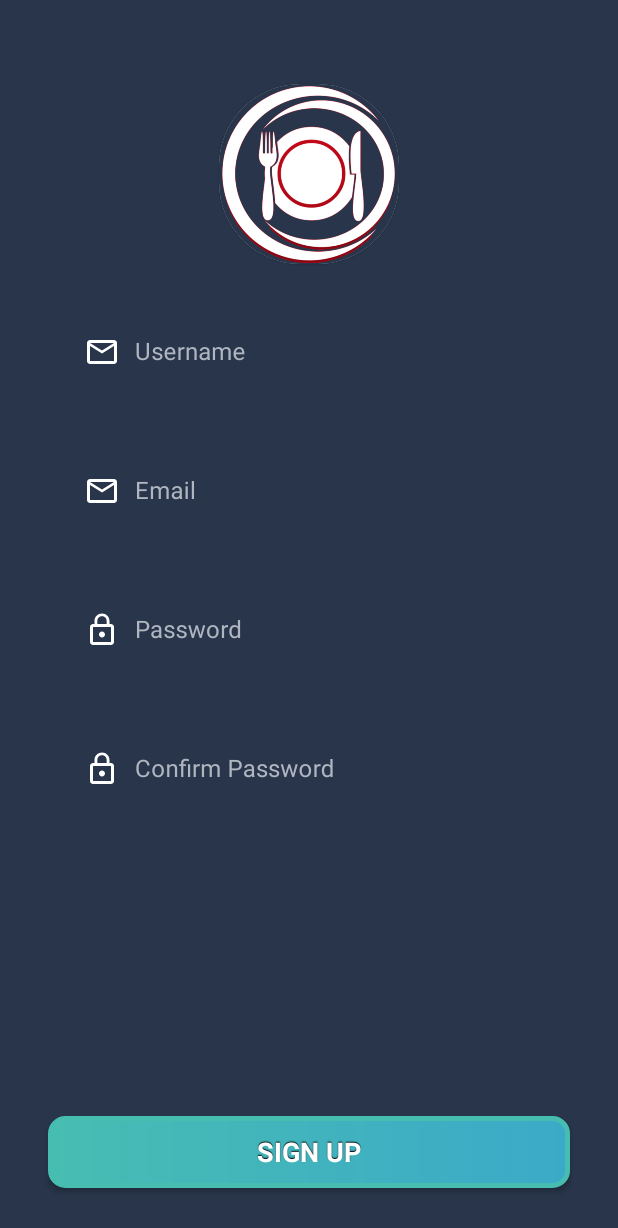
After one commit to andrea07021981/SaveTheFood, an Android app: the SignUpFragment screen opened through its navigation route, on a phone screen of 412 x 824 dp. The commit adds this screen. Shown: the top 1228 px of the screen. Run offline under Robolectric (Android 15) with nearby library versions, the phone set to English and light mode, and no system bars; our stand-ins replace data binding; 2 statements that could not run were skipped.

Commit message:
Sign Up first step

```diff
--- a/app/build.gradle
+++ b/app/build.gradle
@@ -53,6 +53,9 @@ dependencies {
     implementation "android.arch.navigation:navigation-fragment-ktx:$version_navigation"
     implementation "android.arch.navigation:navigation-ui-ktx:$version_navigation"
 
+    //Cards
+    implementation 'androidx.cardview:cardview:1.0.0'
+
     // Testing
     testImplementation "junit:junit:$version_junit"
     androidTestImplementation "androidx.test.ext:junit:$version_junit_test"
--- a/app/src/main/java/com/example/savethefood/login/LoginAuthenticationStates.kt
+++ b/app/src/main/java/com/example/savethefood/constants/LoginAuthenticationStates.kt
@@ -1,4 +1,4 @@
-package com.example.savethefood.login
+package com.example.savethefood.constants
 
 sealed class LoginAuthenticationStates
 
--- /dev/null
+++ b/app/src/main/java/com/example/savethefood/local/domain/models.kt
@@ -0,0 +1,6 @@
+package com.example.savethefood.local.domain
+
+//User
+data class User(val username: String,
+                 val email: String,
+                 val password: String)
--- /dev/null
+++ b/app/src/main/java/com/example/savethefood/ui/SignUpFragment.kt
@@ -0,0 +1,29 @@
+package com.example.savethefood.ui
+
+import android.os.Bundle
+import android.view.LayoutInflater
+import android.view.View
+import android.view.ViewGroup
+import androidx.fragment.app.Fragment
+import androidx.lifecycle.ViewModelProviders
+import com.example.savethefood.databinding.FragmentSignupBinding
+import com.example.savethefood.viewmodel.SignUpViewModel
+
+class SignUpFragment : Fragment() {
+
+    private val signUpViewModel: SignUpViewModel by lazy {
+        ViewModelProviders.of(this).get(SignUpViewModel::class.java)
+    }
+
+    override fun onCreateView(
+        inflater: LayoutInflater,
+        container: ViewGroup?,
+        savedInstanceState: Bundle?
+    ): View? {
+        val databinding = FragmentSignupBinding.inflate(inflater)
+        databinding.signupViewModel = signUpViewModel
+        databinding.lifecycleOwner = this
+
+        return databinding.root
+    }
+}
--- a/app/src/main/java/com/example/savethefood/login/SplashFragment.kt
+++ b/app/src/main/java/com/example/savethefood/ui/SplashFragment.kt
@@ -1,4 +1,4 @@
-package com.example.savethefood.login
+package com.example.savethefood.ui
 
 import android.os.Bundle
 import android.view.LayoutInflater
@@ -12,6 +12,7 @@ import androidx.navigation.fragment.FragmentNavigatorExtras
 import androidx.navigation.fragment.findNavController
 import com.example.savethefood.R
 import com.example.savethefood.databinding.FragmentSplashBinding
+import com.example.savethefood.viewmodel.SplashViewModel
 
 class SplashFragment : Fragment() {
 
--- a/app/src/main/java/com/example/savethefood/login/LoginBindingUtils.kt
+++ b/app/src/main/java/com/example/savethefood/util/LoginBindingUtils.kt
@@ -1,4 +1,4 @@
-package com.example.savethefood.login
+package com.example.savethefood.util
 
 import android.content.res.Resources
 import android.text.Layout
--- a/app/src/main/java/com/example/savethefood/login/SplashViewModel.kt
+++ b/app/src/main/java/com/example/savethefood/viewmodel/SplashViewModel.kt
@@ -1,4 +1,4 @@
-package com.example.savethefood.login
+package com.example.savethefood.viewmodel
 
 import android.os.CountDownTimer
 import androidx.lifecycle.LiveData
--- /dev/null
+++ b/app/src/main/res/anim/slide_in_right.xml
@@ -0,0 +1,5 @@
+<?xml version="1.0" encoding="utf-8"?>
+<translate xmlns:android="http://schemas.android.com/apk/res/android"
+    android:fromXDelta="100%"
+    android:toXDelta="0%"
+    android:duration="500" />
--- /dev/null
+++ b/app/src/main/res/anim/slide_out_left.xml
@@ -0,0 +1,5 @@
+<?xml version="1.0" encoding="utf-8"?>
+<translate xmlns:android="http://schemas.android.com/apk/res/android"
+    android:fromXDelta="0%"
+    android:toXDelta="-100%"
+    android:duration="500"/>
--- /dev/null
+++ b/app/src/main/res/layout/fragment_signup.xml
@@ -0,0 +1,182 @@
+<?xml version="1.0" encoding="utf-8"?>
+<layout xmlns:android="http://schemas.android.com/apk/res/android"
+    xmlns:tools="http://schemas.android.com/tools"
+    xmlns:app="http://schemas.android.com/apk/res-auto">
+    <!-- Data to make available to the XML via data binding. In this case,
+         the whole ViewModel, so that we can access the LiveData,
+         click handlers, and state variables. -->
+    <data>
+        <variable
+            name="signupViewModel"
+            type="com.example.savethefood.viewmodel.SignUpViewModel" />
+    </data>
+
+    <androidx.constraintlayout.widget.ConstraintLayout
+        android:layout_width="match_parent"
+        android:layout_height="match_parent"
+        tools:context=".ui.SplashFragment"
+        android:background="@color/colorPrimary">
+
+        <com.google.android.material.card.MaterialCardView
+            android:id="@+id/profile_cardview"
+            android:layout_width="120dp"
+            android:layout_height="120dp"
+            android:layout_marginTop="56dp"
+            app:layout_constraintEnd_toEndOf="parent"
+            app:layout_constraintStart_toStartOf="parent"
+            app:layout_constraintTop_toTopOf="parent"
+            app:cardCornerRadius="54dp">
+
+            <ImageView
+                android:id="@+id/chef_imageview"
+                android:layout_width="match_parent"
+                android:layout_height="match_parent"
+                android:scaleType="centerCrop"
+                android:transitionName="chef_imageview"
+                android:src="@drawable/food"/>
+        </com.google.android.material.card.MaterialCardView>
+
+
+        <LinearLayout
+            android:id="@+id/linearLayout"
+            android:layout_width="0dp"
+            android:layout_height="0dp"
+            android:layout_marginStart="32dp"
+            android:layout_marginTop="16dp"
+            android:layout_marginEnd="32dp"
+            android:layout_marginBottom="56dp"
+            android:elevation="@dimen/cardview_compat_inset_shadow"
+            android:orientation="vertical"
+            app:layout_constraintBottom_toTopOf="@+id/button"
+            app:layout_constraintEnd_toEndOf="parent"
+            app:layout_constraintHorizontal_bias="0.0"
+            app:layout_constraintStart_toStartOf="parent"
+            app:layout_constraintTop_toBottomOf="@+id/profile_cardview">
+
+            <com.google.android.material.textfield.TextInputLayout
+                android:id="@+id/layoutUsername"
+                style="@style/Widget.MaterialComponents.TextInputLayout.OutlinedBox"
+                android:layout_width="match_parent"
+                android:layout_height="wrap_content"
+                android:layout_marginStart="8dp"
+                android:layout_marginTop="8dp"
+                android:layout_marginEnd="8dp"
+                android:textColorHint="@color/colorAccent"
+                app:boxStrokeColor="@color/colorAccent"
+                app:errorEnabled="true"
+                app:layout_constraintEnd_toEndOf="parent"
+                app:layout_constraintStart_toStartOf="parent"
+                app:layout_constraintTop_toTopOf="parent">
+
+                <com.google.android.material.textfield.TextInputEditText
+                    android:id="@+id/etUsername"
+                    android:layout_width="match_parent"
+                    android:layout_height="wrap_content"
+                    android:drawableLeft="@drawable/email_white_24dp"
+                    android:drawablePadding="10dp"
+                    android:hint="Username"
+                    android:singleLine="true"
+                    android:textColor="@color/colorAccent"
+                    android:text="@{signupViewModel.userName}"/>
+            </com.google.android.material.textfield.TextInputLayout>
+
+            <com.google.android.material.textfield.TextInputLayout
+                android:id="@+id/layoutEmail"
+                style="@style/Widget.MaterialComponents.TextInputLayout.OutlinedBox"
+                android:layout_width="match_parent"
+                android:layout_height="wrap_content"
+                android:layout_marginStart="8dp"
+                android:layout_marginTop="8dp"
+                android:layout_marginEnd="8dp"
+                android:textColorHint="@color/colorAccent"
+                app:boxStrokeColor="@color/colorAccent"
+                app:errorEnabled="true"
+                app:layout_constraintEnd_toEndOf="parent"
+                app:layout_constraintStart_toStartOf="parent"
+                app:layout_constraintTop_toTopOf="parent">
+
+                <com.google.android.material.textfield.TextInputEditText
+                    android:id="@+id/etEmail"
+                    android:layout_width="match_parent"
+                    android:layout_height="wrap_content"
+                    android:drawableLeft="@drawable/email_white_24dp"
+                    android:drawablePadding="10dp"
+                    android:hint="Email"
+                    android:inputType="textEmailAddress"
+                    android:singleLine="true"
+                    android:textColor="@color/colorAccent" />
+            </com.google.android.material.textfield.TextInputLayout>
+
+            <com.google.android.material.textfield.TextInputLayout
+                android:id="@+id/layoutPassword"
+                style="@style/Widget.MaterialComponents.TextInputLayout.OutlinedBox"
+                android:layout_width="match_parent"
+                android:layout_height="wrap_content"
+                android:layout_marginStart="8dp"
+                android:layout_marginTop="8dp"
+                android:layout_marginEnd="8dp"
+                android:textColorHint="@color/colorAccent"
+                app:boxStrokeColor="@color/colorAccent"
+                app:errorEnabled="true"
+                app:layout_constraintEnd_toEndOf="parent"
+                app:layout_constraintStart_toStartOf="parent"
+                app:layout_constraintTop_toBottomOf="@+id/layoutEmail">
+
+                <com.google.android.material.textfield.TextInputEditText
+                    android:id="@+id/etPassword"
+                    android:layout_width="match_parent"
+                    android:layout_height="wrap_content"
+                    android:drawableLeft="@drawable/lock_white_24dp"
+                    android:drawablePadding="10dp"
+                    android:hint="Password"
+                    android:inputType="textPassword"
+                    android:singleLine="true"
+                    android:textColor="@color/colorAccent" />
+            </com.google.android.material.textfield.TextInputLayout>
+
+            <com.google.android.material.textfield.TextInputLayout
+                android:id="@+id/layoutConfirmPassword"
+                style="@style/Widget.MaterialComponents.TextInputLayout.OutlinedBox"
+                android:layout_width="match_parent"
+                android:layout_height="wrap_content"
+                android:layout_marginStart="8dp"
+                android:layout_marginTop="8dp"
+                android:layout_marginEnd="8dp"
+                android:textColorHint="@color/colorAccent"
+                app:boxStrokeColor="@color/colorAccent"
+                app:errorEnabled="true"
+                app:layout_constraintEnd_toEndOf="parent"
+                app:layout_constraintStart_toStartOf="parent"
+                app:layout_constraintTop_toBottomOf="@+id/layoutEmail">
+
+                <com.google.android.material.textfield.TextInputEditText
+                    android:id="@+id/etConfirmPassword"
+                    android:layout_width="match_parent"
+                    android:layout_height="wrap_content"
+                    android:drawableLeft="@drawable/lock_white_24dp"
+                    android:drawablePadding="10dp"
+                    android:hint="Confirm Password"
+                    android:imeOptions="actionDone"
+                    android:inputType="textPassword"
+                    android:singleLine="true"
+                    android:textColor="@color/colorAccent" />
+            </com.google.android.material.textfield.TextInputLayout>
+        </LinearLayout>
+
+        <Button
+            android:id="@+id/button"
+            style="@style/button"
+            android:layout_width="0dp"
+            android:layout_height="wrap_content"
+            android:layout_marginStart="32dp"
+            android:layout_marginEnd="32dp"
+            android:layout_marginBottom="32dp"
+            android:text="@string/sign_up"
+            app:layout_constraintBottom_toBottomOf="parent"
+            app:layout_constraintEnd_toEndOf="parent"
+            app:layout_constraintHorizontal_bias="0.0"
+            app:layout_constraintStart_toStartOf="parent"
+            android:onClick="@{() -> signupViewModel.checkInfo()}"/>
+
+    </androidx.constraintlayout.widget.ConstraintLayout>
+</layout>
--- a/app/src/main/res/layout/fragment_splash.xml
+++ b/app/src/main/res/layout/fragment_splash.xml
@@ -8,13 +8,13 @@
     <data>
         <variable
             name="splashViewModel"
-            type="com.example.savethefood.login.SplashViewModel" />
+            type="com.example.savethefood.viewmodel.SplashViewModel" />
     </data>
 
     <androidx.constraintlayout.widget.ConstraintLayout
         android:layout_width="match_parent"
         android:layout_height="match_parent"
-        tools:context=".login.SplashFragment"
+        tools:context=".ui.SplashFragment"
         android:background="@color/colorPrimary">
 
         <ImageView
--- a/app/src/main/res/values/strings.xml
+++ b/app/src/main/res/values/strings.xml
@@ -1,4 +1,5 @@
 <resources>
     <string name="app_name">Save The Food</string>
     <string name="log_in">LOG IN</string>
+    <string name="sign_up">SIGN UP</string>
 </resources>
--- a/app/src/main/res/values/styles.xml
+++ b/app/src/main/res/values/styles.xml
@@ -1,7 +1,7 @@
 <resources>
 
     <!-- Base application theme. -->
-    <style name="AppTheme" parent="Theme.AppCompat.Light.DarkActionBar">
+    <style name="AppTheme" parent="Theme.AppCompat.Light.NoActionBar">
         <!-- Customize your theme here. -->
         <item name="colorPrimary">@color/colorPrimary</item>
         <item name="colorPrimaryDark">@color/colorPrimaryDark</item>
```
Also changed, not shown: app/src/main/java/com/example/savethefood/login/LoginViewModel.kt (deleted, +0 -20 lines), app/src/main/java/com/example/savethefood/ui/LoginFragment.kt (renamed from app/src/main/java/com/example/savethefood/login/LoginFragment.kt, +11 -3 lines), app/src/main/java/com/example/savethefood/viewmodel/LoginViewModel.kt (added, +48 -0 lines), app/src/main/java/com/example/savethefood/viewmodel/SignUpViewModel.kt (added, +24 -0 lines), app/src/main/res/layout/fragment_login.xml (+4 -3 lines), app/src/main/res/navigation/login_nav_graph.xml (+21 -4 lines), app/src/main/user_profile-web.png (added).
